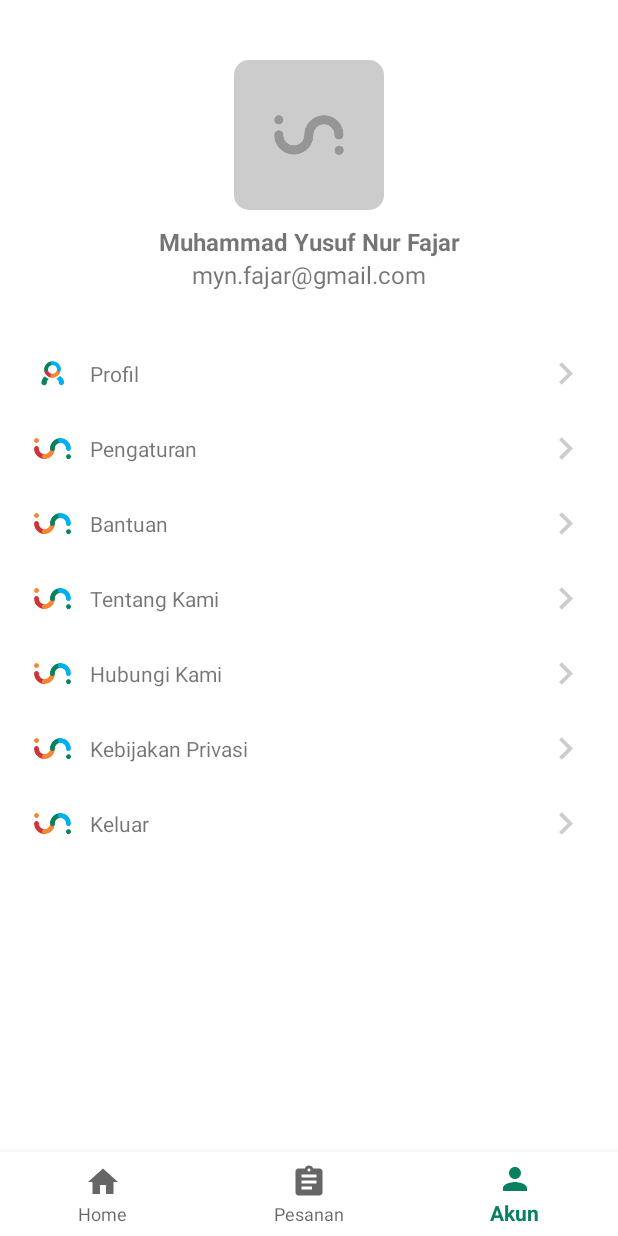
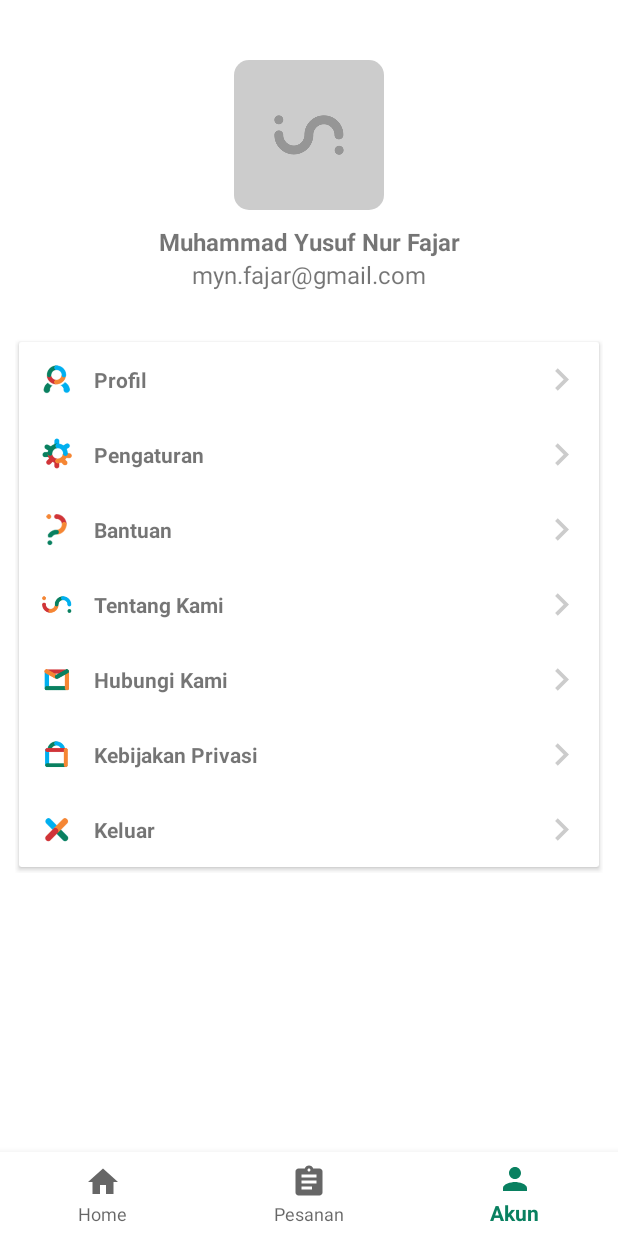
Before and after one commit to jar00t/Inharmonia, an Android app: the screen it shows after launch (MainActivity), item 3 of the bottom bar chosen, on a phone screen of 412 x 824 dp. Run offline under Robolectric (Android 15) with nearby library versions, the phone set to English and light mode, and no system bars.

Commit message:
first commit

```diff
--- a/app/src/main/AndroidManifest.xml
+++ b/app/src/main/AndroidManifest.xml
@@ -28,6 +28,11 @@
                 <action android:name="android.intent.action.VIEW" />
             </intent-filter>
         </activity>
+        <activity
+            android:name=".SearchActivity"
+            android:label="@string/title_activity_search"
+            android:theme="@style/AppTheme">
+        </activity>
     </application>
 
 </manifest>
--- a/app/src/main/java/id/inharmonia/app/AccountFragment.java
+++ b/app/src/main/java/id/inharmonia/app/AccountFragment.java
@@ -37,17 +37,17 @@ public class AccountFragment extends Fragment {
 
         mMenuItem = new MainMenu("Profil", R.drawable.in_ic_profile);
         mMenuList.add(mMenuItem);
-        mMenuItem = new MainMenu("Pengaturan", R.drawable.in_symbol_100);
+        mMenuItem = new MainMenu("Pengaturan", R.drawable.in_ic_setting);
         mMenuList.add(mMenuItem);
-        mMenuItem = new MainMenu("Bantuan", R.drawable.in_symbol_100);
+        mMenuItem = new MainMenu("Bantuan", R.drawable.in_ic_help);
         mMenuList.add(mMenuItem);
-        mMenuItem = new MainMenu("Tentang Kami", R.drawable.in_symbol_100);
+        mMenuItem = new MainMenu("Tentang Kami", R.drawable.in_ic_about);
         mMenuList.add(mMenuItem);
-        mMenuItem = new MainMenu("Hubungi Kami", R.drawable.in_symbol_100);
+        mMenuItem = new MainMenu("Hubungi Kami", R.drawable.in_ic_contact);
         mMenuList.add(mMenuItem);
-        mMenuItem = new MainMenu("Kebijakan Privasi", R.drawable.in_symbol_100);
+        mMenuItem = new MainMenu("Kebijakan Privasi", R.drawable.in_ic_secure);
         mMenuList.add(mMenuItem);
-        mMenuItem = new MainMenu("Keluar", R.drawable.in_symbol_100);
+        mMenuItem = new MainMenu("Keluar", R.drawable.in_ic_close);
         mMenuList.add(mMenuItem);
 
         MainMenuAdapter mMainMenuAdapter = new MainMenuAdapter(getActivity(), mMenuList, R.layout.rv_menu_link_item_row);
--- a/app/src/main/java/id/inharmonia/app/HomeFragment.java
+++ b/app/src/main/java/id/inharmonia/app/HomeFragment.java
@@ -1,7 +1,9 @@
 package id.inharmonia.app;
 
+import android.content.Intent;
 import android.os.Bundle;
 import android.support.v4.app.Fragment;
+import android.support.v7.widget.CardView;
 import android.support.v7.widget.GridLayoutManager;
 import android.support.v7.widget.RecyclerView;
 import android.view.LayoutInflater;
@@ -16,6 +18,7 @@ public class HomeFragment extends Fragment {
     RecyclerView mRecyclerView;
     List<MainMenu> mMenuList;
     MainMenu mMenuItem;
+    CardView mSearchOpener;
 
     public HomeFragment() {}
 
@@ -29,6 +32,16 @@ public class HomeFragment extends Fragment {
                              Bundle savedInstanceState) {
 
         View view = inflater.inflate(R.layout.fragment_home, container, false);
+
+        mSearchOpener = view.findViewById(R.id.cvSearchOpener);
+
+        mSearchOpener.setOnClickListener(new View.OnClickListener() {
+            @Override
+            public void onClick(View v) {
+                Intent myIntent = new Intent(getActivity(), SearchActivity.class);
+                getActivity().startActivity(myIntent);
+            }
+        });
 
         mRecyclerView = view.findViewById(R.id.rv_menu_list);
         GridLayoutManager mGridLayoutManager = new GridLayoutManager(getActivity(), 3);
--- a/app/src/main/res/layout/fragment_account.xml
+++ b/app/src/main/res/layout/fragment_account.xml
@@ -61,11 +61,20 @@
                     android:textSize="16sp"
                     android:text="myn.fajar@gmail.com" />
 
-                <android.support.v7.widget.RecyclerView
-                    android:id="@+id/rv_menu_link_list"
+                <android.support.v7.widget.CardView
                     android:layout_width="match_parent"
                     android:layout_height="wrap_content"
-                    android:layout_marginTop="30dp" />
+                    android:layout_gravity="center_horizontal"
+                    app:cardElevation="2dp"
+                    android:layout_marginTop="30dp"
+                    app:cardUseCompatPadding="true">
+
+                    <android.support.v7.widget.RecyclerView
+                        android:id="@+id/rv_menu_link_list"
+                        android:layout_width="match_parent"
+                        android:layout_height="wrap_content" />
+
+                </android.support.v7.widget.CardView>
 
             </LinearLayout>
 
--- a/app/src/main/res/layout/fragment_home.xml
+++ b/app/src/main/res/layout/fragment_home.xml
@@ -34,7 +34,7 @@
                     android:contentDescription="@string/in_logo" />
 
                 <android.support.v7.widget.CardView
-                    android:id="@+id/cardview"
+                    android:id="@+id/cvSearchOpener"
                     android:layout_width="match_parent"
                     android:layout_height="wrap_content"
                     android:layout_gravity="center"
--- a/app/src/main/res/layout/rv_menu_link_item_row.xml
+++ b/app/src/main/res/layout/rv_menu_link_item_row.xml
@@ -41,6 +41,7 @@
                     android:layout_width="wrap_content"
                     android:layout_height="30dp"
                     android:gravity="center_vertical"
+                    android:textStyle="bold"
                     android:layout_marginStart="10dp"
                     android:text=""/>
 
--- a/app/src/main/res/values/strings.xml
+++ b/app/src/main/res/values/strings.xml
@@ -11,4 +11,8 @@
     <string name="buyer_icon">Buyer Icon</string>
     <string name="next_icon">Next Icon</string>
     <string name="menu_link_icon">Menu Link Icon</string>
+    <string name="title_activity_search">SearchActivity</string>
+    <string name="cari_sesuatu">Cari sesuatu...</string>
+    <string name="back_button">Back Button</string>
+    <string name="clear_button">Clear Button</string>
 </resources>
```
Also changed, not shown: app/src/main/java/id/inharmonia/app/SearchActivity.java (added, +14 -0 lines), app/src/main/res/layout/activity_search.xml (added, +78 -0 lines), app/src/main/res/drawable/in_ic_about.png (added), app/src/main/res/drawable/in_ic_close.png (added), app/src/main/res/drawable/in_ic_contact.png (added), app/src/main/res/drawable/in_ic_help.png (added), app/src/main/res/drawable/in_ic_profile.png, app/src/main/res/drawable/in_ic_secure.png (added), app/src/main/res/drawable/in_ic_setting.png (added), 249 other files.
